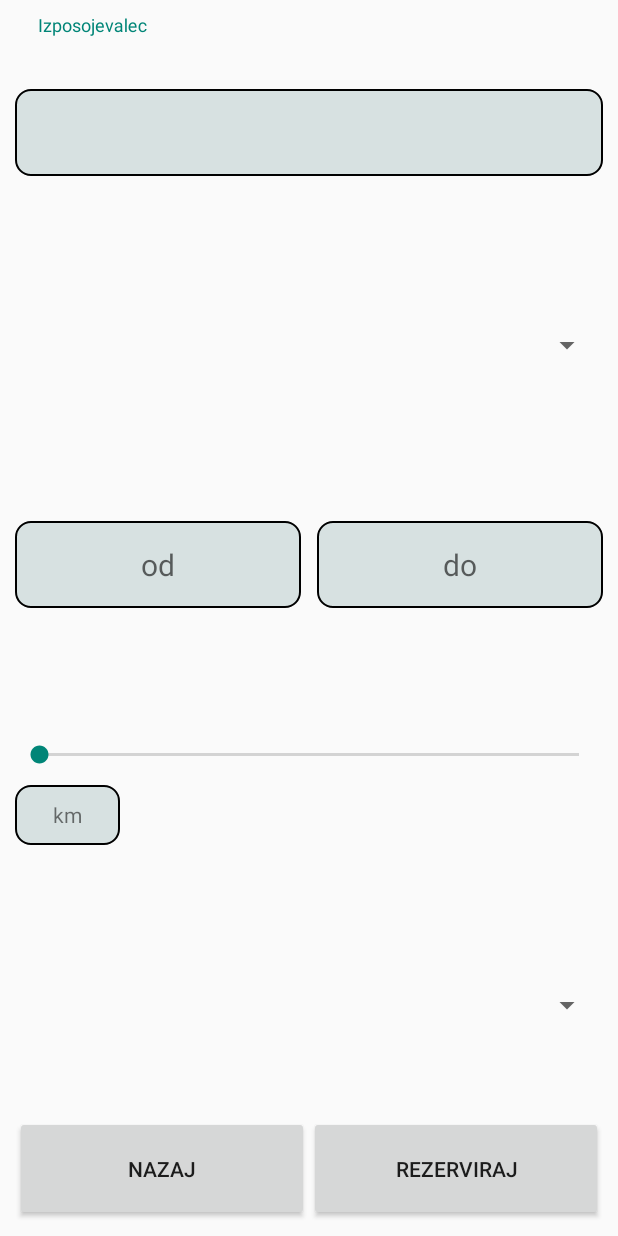
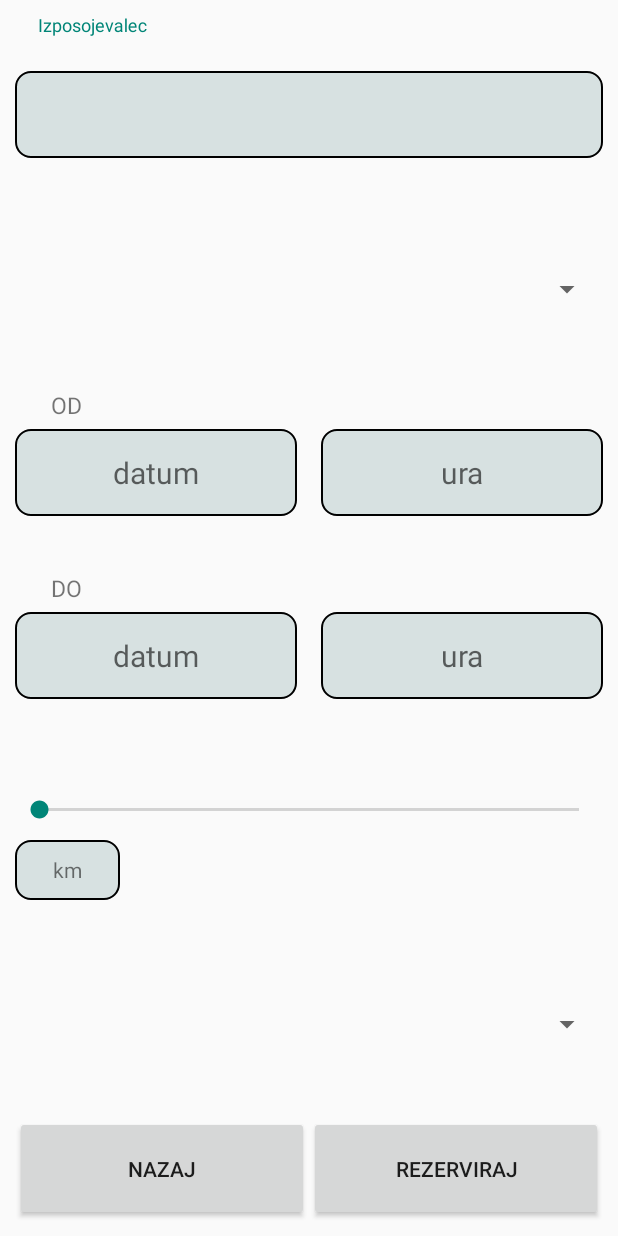
Before and after one commit to markloboda/bajkApp, an Android app: the layout reservation_dialog.xml on its own in the app's theme, with its tools: preview values and no code run, on a phone screen of 412 x 824 dp. Run offline under Robolectric (Android 15) with nearby library versions, the phone set to English and light mode, and no system bars.

Commit message:
added time support, adjusted reservation_dialog.xml style

```diff
--- a/app/app/src/main/java/com/example/app/MainActivity.kt
+++ b/app/app/src/main/java/com/example/app/MainActivity.kt
@@ -32,7 +32,7 @@ class MainActivity : AppCompatActivity() {
 
 
     @SuppressLint("SimpleDateFormat")
-    private val dateFormat = SimpleDateFormat("d/M/yyyy")
+    private val dateFormat = SimpleDateFormat("d/M/yyyy-H:mm")
 
     override fun onCreate(savedInstanceState: Bundle?) {
         super.onCreate(savedInstanceState)
@@ -55,7 +55,10 @@ class MainActivity : AppCompatActivity() {
         // setup swipe refresh
         val swipeRefresh = findViewById<View>(R.id.swipeRefresh) as SwipeRefreshLayout
         swipeRefresh.setOnRefreshListener {
-            // refresh bike data base: check any of the bikes are reserved
+            // check bike availability
+            // get reservations for today
+
+
             swipeRefresh.isRefreshing = false
         }
     }
@@ -128,8 +131,10 @@ class MainActivity : AppCompatActivity() {
         // get view that contain inputed data
         val reservationIzposojevalec = dialog.findViewById<EditText>(R.id.reservationIzposojevalec)
         val reservationSektor = dialog.findViewById<Spinner>(R.id.reservationSektor)
-        val reservationOd = dialog.findViewById<EditText>(R.id.reservationOd)
-        val reservationDo = dialog.findViewById<EditText>(R.id.reservationDo)
+        val reservationOdDate = dialog.findViewById<EditText>(R.id.reservationOdDate)
+        val reservationOdTime = dialog.findViewById<EditText>(R.id.reservationOdTime)
+        val reservationDoDate = dialog.findViewById<EditText>(R.id.reservationDoDate)
+        val reservationDoTime = dialog.findViewById<EditText>(R.id.reservationDoTime)
         val reservationKm = dialog.findViewById<SeekBar>(R.id.reservationKm)
         val reservationNamen = dialog.findViewById<Spinner>(R.id.reservationNamen)
 
@@ -138,8 +143,10 @@ class MainActivity : AppCompatActivity() {
             if (checkInputs(
                     reservationIzposojevalec!!,
                     reservationSektor!!,
-                    reservationOd!!,
-                    reservationDo!!,
+                    reservationOdDate!!,
+                    reservationOdTime!!,
+                    reservationDoDate!!,
+                    reservationDoTime!!,
                     reservationKm!!,
                     reservationNamen!!
                 )
@@ -148,8 +155,8 @@ class MainActivity : AppCompatActivity() {
 
                 userViewModel.userLive.observe(this) { dbUser ->
                     // convert date to long
-                    val od = dateFormat.parse(reservationOd.text.toString())
-                    val doo = dateFormat.parse(reservationDo.text.toString())
+                    val od = dateFormat.parse("${reservationOdDate.text}-${reservationOdTime.text}")
+                    val doo = dateFormat.parse("${reservationDoDate.text}-${reservationDoTime.text}")
 
                     val km = (reservationKm.progress * 0.5).toInt() // max 50 km ride
                     val namen = reservationNamen.selectedItem.toString()
--- a/app/app/src/main/java/com/example/app/data/reservation/ReservationRepository.kt
+++ b/app/app/src/main/java/com/example/app/data/reservation/ReservationRepository.kt
@@ -6,6 +6,7 @@ class ReservationRepository(private val reservationDao: ReservationDao) {
 
     suspend fun getAllBikeReservations(bikeId: Long) : List<Reservation?> = reservationDao.getAllReservations(bikeId)
 
+
     suspend fun insertReservation(reservation: Reservation) = reservationDao.insertReservation(reservation)
 
 }
--- a/app/app/src/main/res/layout/reservation_dialog.xml
+++ b/app/app/src/main/res/layout/reservation_dialog.xml
@@ -56,41 +56,111 @@
                     tools:ignore="SpeakableTextPresentCheck" />
             </FrameLayout>
 
-            <LinearLayout
+            <androidx.constraintlayout.widget.ConstraintLayout
                 android:layout_width="match_parent"
                 android:layout_height="0dp"
-                android:layout_weight="1"
-                android:gravity="center_vertical"
-                android:orientation="horizontal">
+                android:layout_weight="1">
+
+                <TextView
+                    android:id="@+id/textView6"
+                    android:layout_width="wrap_content"
+                    android:layout_height="wrap_content"
+                    android:layout_marginStart="24dp"
+                    android:text="@string/od"
+                    android:textSize="15sp"
+                    app:layout_constraintBottom_toTopOf="@+id/reservationOdDate"
+                    app:layout_constraintStart_toStartOf="parent"
+                    app:layout_constraintTop_toTopOf="parent" />
 
                 <EditText
-                    android:id="@+id/reservationOd"
-                    android:layout_width="wrap_content"
+                    android:id="@+id/reservationOdDate"
+                    android:layout_width="0dp"
                     android:layout_height="wrap_content"
-                    android:layout_marginRight="5dp"
-                    android:layout_weight="1"
+                    android:layout_marginEnd="8dp"
                     android:background="@drawable/input_bg"
                     android:ems="10"
-                    android:hint="od"
+                    android:hint="@string/datum"
                     android:inputType="date"
                     android:padding="15dp"
                     android:textAlignment="center"
-                    android:textSize="20sp" />
+                    android:textSize="20sp"
+                    app:layout_constraintBottom_toBottomOf="parent"
+                    app:layout_constraintEnd_toStartOf="@+id/reservationOdTime"
+                    app:layout_constraintStart_toStartOf="parent"
+                    app:layout_constraintTop_toTopOf="parent"
+                    tools:ignore="DuplicateSpeakableTextCheck" />
 
                 <EditText
-                    android:id="@+id/reservationDo"
+                    android:id="@+id/reservationOdTime"
+                    android:layout_width="0dp"
+                    android:layout_height="wrap_content"
+                    android:layout_marginStart="8dp"
+                    android:background="@drawable/input_bg"
+                    android:ems="10"
+                    android:hint="@string/ura"
+                    android:inputType="time"
+                    android:padding="15dp"
+                    android:textAlignment="center"
+                    android:textSize="20sp"
+                    app:layout_constraintBottom_toBottomOf="parent"
+                    app:layout_constraintEnd_toEndOf="parent"
+                    app:layout_constraintStart_toEndOf="@+id/reservationOdDate"
+                    app:layout_constraintTop_toTopOf="parent"
+                    tools:ignore="DuplicateSpeakableTextCheck" />
+            </androidx.constraintlayout.widget.ConstraintLayout>
+
+            <androidx.constraintlayout.widget.ConstraintLayout
+                android:layout_width="match_parent"
+                android:layout_height="0dp"
+                android:layout_weight="1">
+
+                <TextView
+                    android:id="@+id/textView7"
                     android:layout_width="wrap_content"
                     android:layout_height="wrap_content"
-                    android:layout_marginLeft="5dp"
-                    android:layout_weight="1"
+                    android:layout_marginStart="24dp"
+                    android:text="@string/doStr"
+                    android:textSize="15sp"
+                    app:layout_constraintBottom_toTopOf="@+id/reservationDoDate"
+                    app:layout_constraintStart_toStartOf="parent"
+                    app:layout_constraintTop_toTopOf="parent" />
+
+                <EditText
+                    android:id="@+id/reservationDoDate"
+                    android:layout_width="0dp"
+                    android:layout_height="wrap_content"
+                    android:layout_marginEnd="8dp"
                     android:background="@drawable/input_bg"
                     android:ems="10"
-                    android:hint="do"
+                    android:hint="@string/datum"
                     android:inputType="date"
                     android:padding="15dp"
                     android:textAlignment="center"
-                    android:textSize="20sp" />
-            </LinearLayout>
+                    android:textSize="20sp"
+                    app:layout_constraintBottom_toBottomOf="parent"
+                    app:layout_constraintEnd_toStartOf="@+id/reservationDoTime"
+                    app:layout_constraintStart_toStartOf="parent"
+                    app:layout_constraintTop_toTopOf="parent"
+                    app:layout_constraintVertical_bias="0.493" />
+
+                <EditText
+                    android:id="@+id/reservationDoTime"
+                    android:layout_width="0dp"
+                    android:layout_height="wrap_content"
+                    android:layout_marginStart="8dp"
+                    android:background="@drawable/input_bg"
+                    android:ems="10"
+                    android:hint="@string/ura"
+                    android:inputType="time"
+                    android:padding="15dp"
+                    android:textAlignment="center"
+                    android:textSize="20sp"
+                    app:layout_constraintBottom_toBottomOf="parent"
+                    app:layout_constraintEnd_toEndOf="parent"
+                    app:layout_constraintStart_toEndOf="@+id/reservationDoDate"
+                    app:layout_constraintTop_toTopOf="parent"
+                    app:layout_constraintVertical_bias="0.493" />
+            </androidx.constraintlayout.widget.ConstraintLayout>
 
             <LinearLayout
                 android:layout_width="match_parent"
--- a/app/app/src/main/res/values/strings.xml
+++ b/app/app/src/main/res/values/strings.xml
@@ -8,11 +8,13 @@
     <string name="namen">Namen</string>
     <string name="rezerviraj">Rezerviraj</string>
     <string name="km">km</string>
-    <string name="od">od</string>
-    <string name="doStr">do</string>
+    <string name="od">OD</string>
+    <string name="doStr">DO</string>
     <string name="nazaj">Nazaj</string>
     <string name="sektor_razvoj">razvoj</string>
     <string name="sektor_prodaja">prodaja</string>
     <string name="sektor_proizvodnja">proizvodnja</string>
     <string name="ni_rezervacije">Ni rezervacije</string>
+    <string name="datum">datum</string>
+    <string name="ura">ura</string>
 </resources>
```
